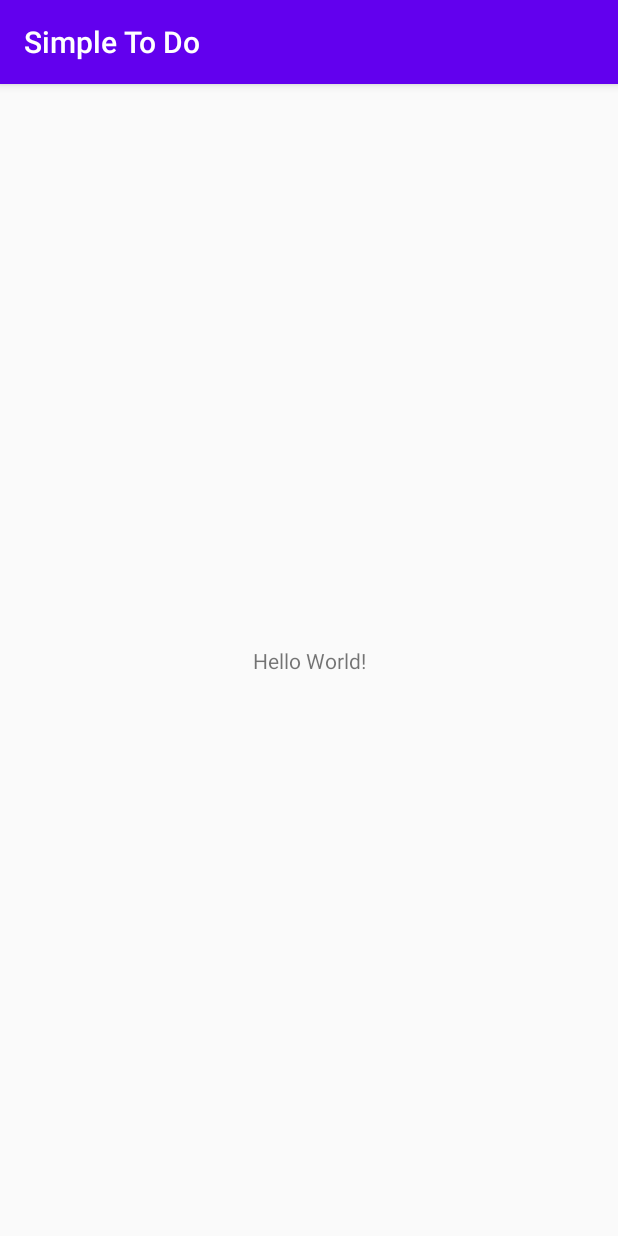
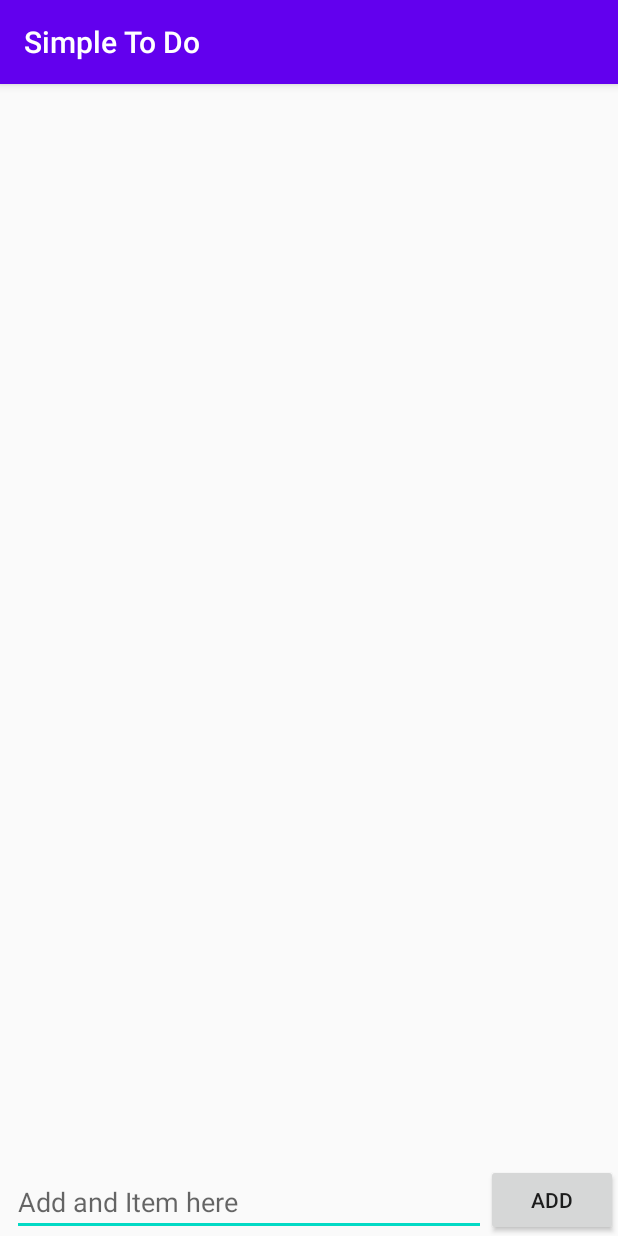
Before and after one commit to Inventrohyder/SimpleToDo_codePathPreWork, an Android app: the screen it shows after launch (MainActivity), on a phone screen of 412 x 824 dp. Run offline under Robolectric (Android 15) with nearby library versions, the phone set to English and light mode, and no system bars.

Commit message:
💄 feat: Add tasks layout file

```diff
--- a/app/build.gradle
+++ b/app/build.gradle
@@ -26,7 +26,8 @@ dependencies {
     implementation fileTree(dir: "libs", include: ["*.jar"])
     implementation 'androidx.appcompat:appcompat:1.2.0'
     implementation 'androidx.constraintlayout:constraintlayout:2.0.1'
-    testImplementation 'junit:junit:4.12'
+    implementation 'androidx.recyclerview:recyclerview:1.1.0'
+    testImplementation 'junit:junit:4.13'
     androidTestImplementation 'androidx.test.ext:junit:1.1.2'
     androidTestImplementation 'androidx.test.espresso:espresso-core:3.3.0'
 
--- a/app/src/main/res/layout/activity_main.xml
+++ b/app/src/main/res/layout/activity_main.xml
@@ -6,13 +6,34 @@
     android:layout_height="match_parent"
     tools:context=".MainActivity">
 
-    <TextView
+    <Button
+        android:id="@+id/btnAdd"
         android:layout_width="wrap_content"
         android:layout_height="wrap_content"
-        android:text="Hello World!"
+        android:text="@string/add"
         app:layout_constraintBottom_toBottomOf="parent"
-        app:layout_constraintLeft_toLeftOf="parent"
-        app:layout_constraintRight_toRightOf="parent"
+        app:layout_constraintEnd_toEndOf="parent" />
+
+    <EditText
+        android:id="@+id/etItem"
+        android:layout_width="0dp"
+        android:layout_height="wrap_content"
+        android:layout_marginStart="8dp"
+        android:ems="10"
+        android:hint="@string/add_and_item_here"
+        android:importantForAutofill="no"
+        android:inputType="text"
+        app:layout_constraintBottom_toBottomOf="parent"
+        app:layout_constraintEnd_toStartOf="@+id/btnAdd"
+        app:layout_constraintStart_toStartOf="parent" />
+
+    <androidx.recyclerview.widget.RecyclerView
+        android:id="@+id/rv_items"
+        android:layout_width="match_parent"
+        android:layout_height="0dp"
+        app:layout_constraintBottom_toTopOf="@+id/etItem"
+        app:layout_constraintEnd_toEndOf="parent"
+        app:layout_constraintStart_toStartOf="parent"
         app:layout_constraintTop_toTopOf="parent" />
 
 </androidx.constraintlayout.widget.ConstraintLayout>
--- a/app/src/main/res/values/strings.xml
+++ b/app/src/main/res/values/strings.xml
@@ -1,3 +1,5 @@
 <resources>
     <string name="app_name">Simple To Do</string>
+    <string name="add">Add</string>
+    <string name="add_and_item_here">Add and Item here</string>
 </resources>
```
